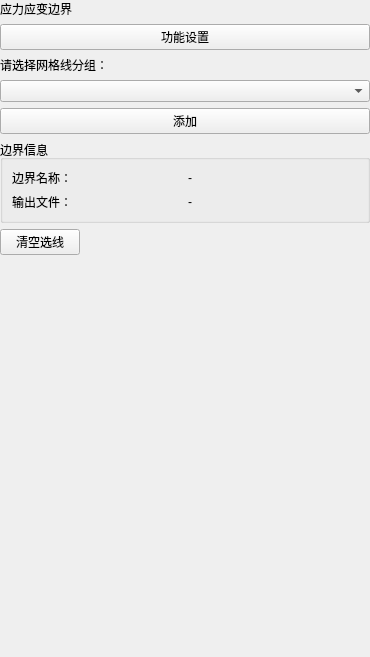
Before: the Qt Designer form plugins/Base_Slover/StressBoundaryPage.ui in asd977/base_cae, drawn with Qt 5.
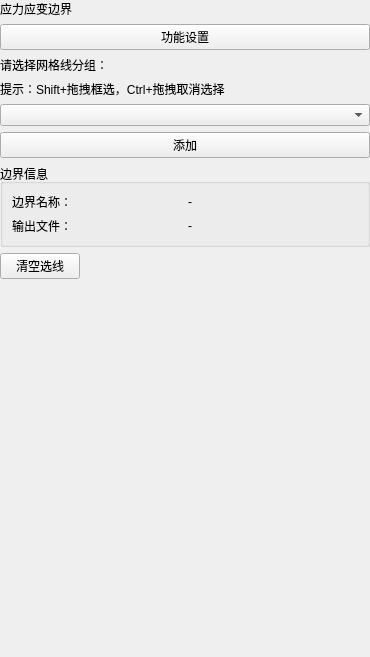
After: the same form once the commit is applied. Custom widgets are drawn as their Qt base class.

Commit message: Add box selection hints to pick pages

```diff
--- a/plugins/Base_Slover/StressBoundaryPage.ui
+++ b/plugins/Base_Slover/StressBoundaryPage.ui
@@ -47,6 +47,16 @@
      </property>
     </widget>
    </item>
+   <item>
+    <widget class="QLabel" name="boxSelectHintLabel">
+     <property name="text">
+      <string>提示：Shift+拖拽框选，Ctrl+拖拽取消选择</string>
+     </property>
+     <property name="wordWrap">
+      <bool>true</bool>
+     </property>
+    </widget>
+   </item>
    <item>
     <widget class="CustomComboBox" name="comboBoxGroup"/>
    </item>
```
The commit also changes 13 other files.
